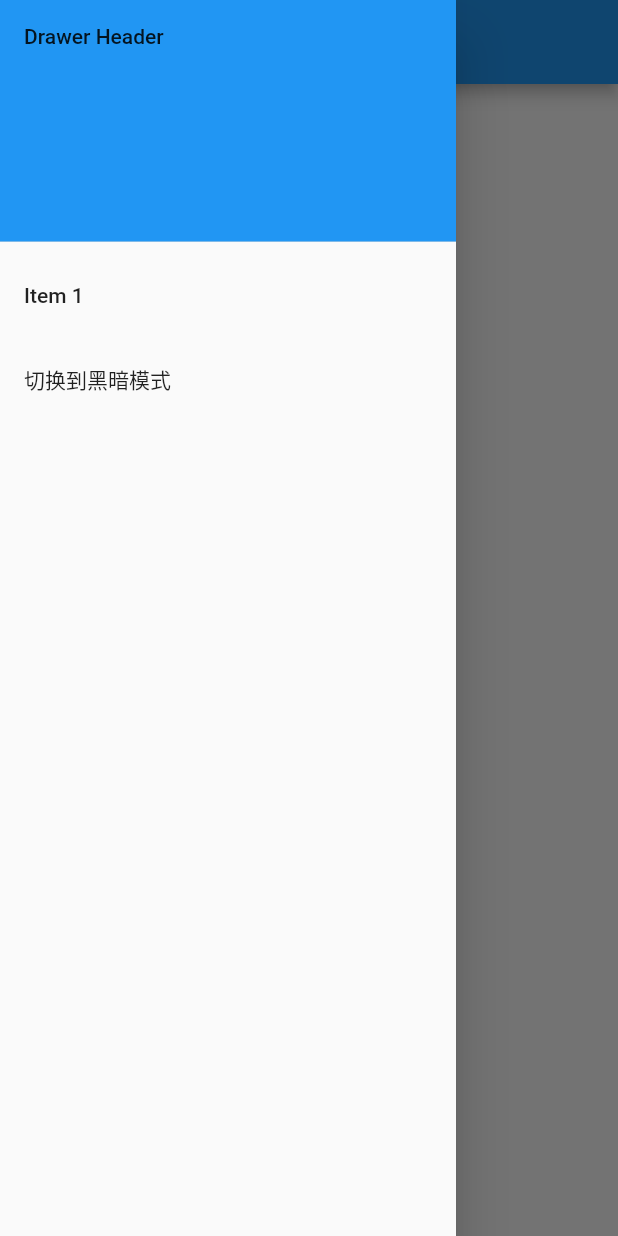
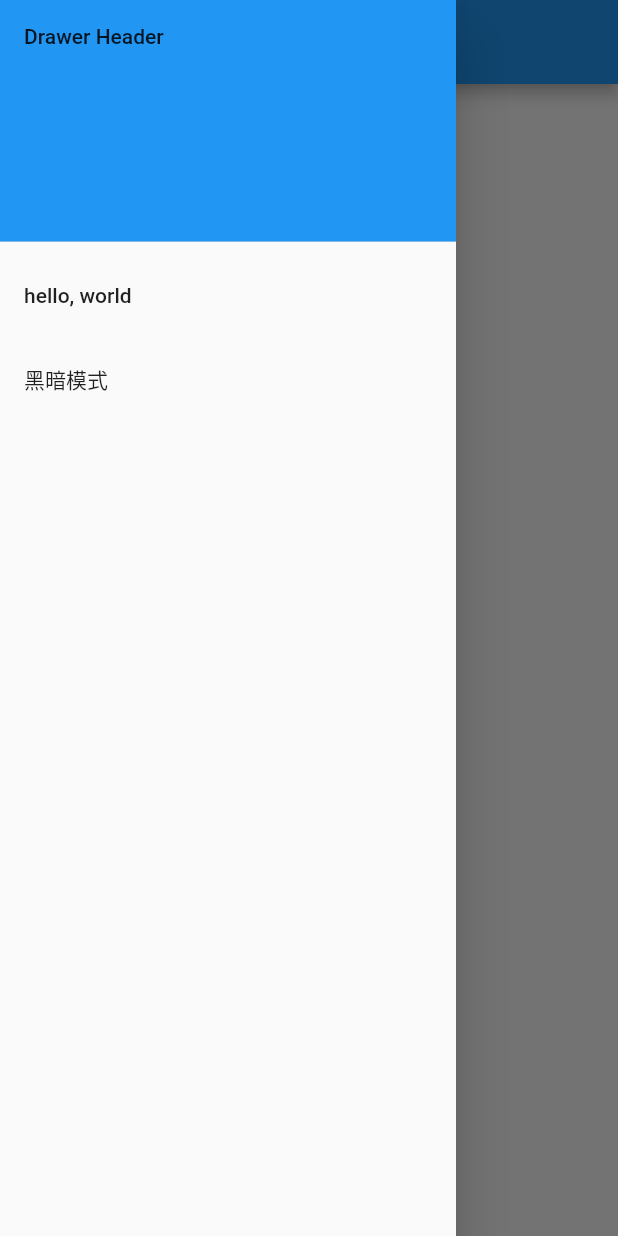
Before and after one commit to bettersun/raintool, a Flutter app: the screen it shows after launch, with the side drawer open, on a phone screen of 412 x 824 dp. Run offline on Flutter 3.47's test engine with Material 2 defaults, Android fonts, the phone set to English and light mode, and no system bars; our stand-ins replace basic_utils, dio, flutter_riverpod, freezed_annotation, hive_flutter, kiwi and 1 more; missing offline and left inert: grpc, protobuf; accounts and stored records are empty; statements that could not run were skipped.

Commit message:
fast_i18n

```diff
--- /dev/null
+++ b/lib/_i18n/strings.i18n.json
@@ -0,0 +1,4 @@
+{
+  "hello": "hello, world",
+  "msg":"{} are written in the {} language"
+}
--- /dev/null
+++ b/lib/_i18n/strings_en-US.i18n.json
@@ -0,0 +1,4 @@
+{
+  "hello": "hello, world",
+  "msg":"{} are written in the {} language"
+}
--- /dev/null
+++ b/lib/_i18n/strings_ja-JP.i18n.json
@@ -0,0 +1,4 @@
+{
+  "hello": "こんにちは、世界！",
+  "msg":"{} are written in the {} language"
+}
--- /dev/null
+++ b/lib/_i18n/strings_zh-CN.i18n.json
@@ -0,0 +1,4 @@
+{
+  "hello": "你好，世界！",
+  "msg":"{} are written in the {} language"
+}
--- /dev/null
+++ b/lib/_i18n/strings_zh-HK.i18n.json
@@ -0,0 +1,4 @@
+{
+  "hello": "你好，世界！~~~~",
+  "msg":"{} are written in the {} language"
+}
--- a/lib/app/app.dart
+++ b/lib/app/app.dart
@@ -1,10 +1,11 @@
-import 'package:flutter/cupertino.dart';
 import 'package:flutter/material.dart';
 import 'package:flutter_riverpod/flutter_riverpod.dart';
-import 'package:raintool/app/provdier/app_env.dart';
+import './provdier/app_env.dart';
 
+import '../_i18n/strings.g.dart';
 import 'provdier/app_provider.dart';
 
+/// Rain 工具应用
 class RainApp extends ConsumerStatefulWidget {
   const RainApp({Key? key}) : super(key: key);
 
@@ -15,20 +16,24 @@ class RainApp extends ConsumerStatefulWidget {
 class RainAppState extends ConsumerState<RainApp> {
   @override
   void initState() {
+    super.initState();
+    // 初始化
     ref.read(appEnvProvider.notifier).init();
-    super.initState();
   }
 
   @override
   Widget build(BuildContext context) {
+    // 应用配置
     final AppEnv appEnv = ref.watch(appEnvProvider);
-    print(appEnv.theme);
+    // 主题
+    final ThemeData themeData = ref.watch(themeProvider);
+    // print(appEnv.theme);
 
     return MaterialApp(
-      theme: appEnv.themeData,
+      theme: themeData,
       home: Scaffold(
         appBar: AppBar(
-          title: Text(appEnv.title),
+          title: Text(t.hello),
         ),
         drawer: Drawer(
           child: ListView(
@@ -41,10 +46,10 @@ class RainAppState extends ConsumerState<RainApp> {
                 child: Text('Drawer Header'),
               ),
               ListTile(
-                title: const Text('Item 1'),
+                title: Text(t.hello),
                 onTap: () {
-                  // Update the state of the app.
-                  // ...
+                  // 切换语言
+                  ref.read(appEnvProvider.notifier).changeLocale();
                 },
               ),
               ListTile(
--- a/lib/app/provdier/app_env.dart
+++ b/lib/app/provdier/app_env.dart
@@ -1,50 +1,23 @@
-import 'package:flutter/material.dart';
+import 'package:freezed_annotation/freezed_annotation.dart';
+import 'package:flutter/foundation.dart';
 
-@immutable
-class AppEnv {
-  const AppEnv({
-    this.code = '',
-    this.message = '',
-    this.title = '',
-    this.theme = '',
-    this.label = '',
-    required this.themeData,
-    this.apiServer = '',
-    this.rpcServerIp = '',
-    this.rpcServerPort = 0,
-  });
+part 'app_env.freezed.dart';
+part 'app_env.g.dart';
 
-  final String code;
-  final String message;
-  final String title;
-  final String theme;
-  final String label;
-  final ThemeData themeData;
-  final String apiServer;
-  final String rpcServerIp;
-  final int rpcServerPort;
+/// 应用配置
+@freezed
+class AppEnv with _$AppEnv {
+  const factory AppEnv({
+    @Default('') String code, // 状态码
+    @Default('') String message, // 消息
+    @Default('') String title, // 应用标题
+    @Default('') String theme, // 应用主题标志
+    @Default('') String locale, // 应用语言标志
+    @Default('') String label, // 主题切换标签
+    @Default('') String apiServer, // API服务 URL
+    @Default('') String rpcServerIp, // RPC服务 IP
+    @Default(0) int rpcServerPort, // RPC服务 端口
+  }) = _AppEnv;
 
-  AppEnv copyWith({
-    String? code,
-    String? message,
-    String? title,
-    String? theme,
-    String? label,
-    ThemeData? themeData,
-    String? apiServer,
-    String? rpcServerIp,
-    int? rpcServerPort,
-  }) {
-    return AppEnv(
-      code: code ?? this.code,
-      message: message ?? this.message,
-      title: title ?? this.title,
-      theme: theme ?? this.theme,
-      label: label ?? this.label,
-      themeData: themeData ?? this.themeData,
-      apiServer: apiServer ?? this.apiServer,
-      rpcServerIp: rpcServerIp ?? this.rpcServerIp,
-      rpcServerPort: rpcServerPort ?? this.rpcServerPort,
-    );
-  }
+  factory AppEnv.fromJson(Map<String, Object?> json) => _$AppEnvFromJson(json);
 }
--- a/lib/app/provdier/app_provider.dart
+++ b/lib/app/provdier/app_provider.dart
@@ -2,6 +2,7 @@ import 'package:flutter/material.dart';
 import 'package:flutter_riverpod/flutter_riverpod.dart';
 import 'package:kiwi/kiwi.dart';
 
+import '../../_i18n/strings.g.dart';
 import '../../common/const/const.dart';
 import '../../common/const/hive_key.dart';
 import '../../common/hive_util.dart';
@@ -19,30 +20,56 @@ final envProvider = Provider<bool>((ref) {
   return service.checkEnv();
 });
 
+// 主题 Provider
+final themeProvider = Provider<ThemeData>((ref) {
+  final appEnv = ref.watch(appEnvProvider);
+
+  ThemeData themeData = ThemeData.light();
+  // 明亮模式
+  if (appEnv.theme == Const.light) {
+    themeData = ThemeData.light();
+  }
+  // 黑暗模式
+  if (appEnv.theme == Const.dark) {
+    themeData = ThemeData.dark();
+  }
+
+  return themeData;
+});
+
+// 应用配置 Provider
 final appEnvProvider = StateNotifierProvider<AppEnvNotifier, AppEnv>((ref) {
+  // 应用标题
   String? title = HiveUtil.appBox().get(HiveKey.title);
-  title ??= 'Rain tool';
+  title ??= Const.defaultTitle;
 
+  // 主题标志
   String? theme = HiveUtil.appBox().get(HiveKey.appTheme);
   theme ??= Const.light;
 
-  String label = '切换到黑暗模式';
-  ThemeData? themeData = ThemeData.light();
+  // 主题切换标签
+  String label = Const.labelDark;
 
   // 明亮模式
   if (theme == Const.light) {
-    label = '切换到黑暗模式';
-    themeData = ThemeData.light();
+    label = Const.labelDark;
   }
   // 黑暗模式
   if (theme == Const.dark) {
-    label = '切换到明亮模式';
-    themeData = ThemeData.dark();
+    label = Const.labelLight;
   }
+
+  // 国际化
+  String? locale = HiveUtil.appBox().get(HiveKey.appLocale);
+  locale ??= Const.localDefault;
+
+  // 持久化
+  LocaleSettings.setLocaleRaw(locale);
+
   return AppEnvNotifier(AppEnv(
     title: title,
     label: label,
     theme: theme,
-    themeData: themeData,
+    locale: locale,
   ));
 });
--- a/lib/common/const/hive_key.dart
+++ b/lib/common/const/hive_key.dart
@@ -7,4 +7,5 @@ class HiveKey {
   static const String rpcServerPort = 'rpcServerPort';
 
   static const String appTheme = 'appTheme';
+  static const String appLocale = 'appLocale';
 }
--- a/lib/common/rpc_util.dart
+++ b/lib/common/rpc_util.dart
@@ -1,5 +1,4 @@
 import 'package:grpc/grpc.dart';
-import 'package:raintool/common/env_util.dart';
 
 import 'const/hive_key.dart';
 import 'hive_util.dart';
```
Also changed, not shown: lib/app/provdier/app_notifier.dart (+65 -24 lines), lib/common/const/const.dart (+21 -0 lines), lib/common/env_util.dart (+1 -36 lines), lib/main.dart (+13 -3 lines), pubspec.yaml (+6 -1 lines), lib/_i18n/strings.g.dart (added), lib/app/provdier/app_env.freezed.dart (added), lib/app/provdier/app_env.g.dart (added), pubspec.lock, 3 other files.
